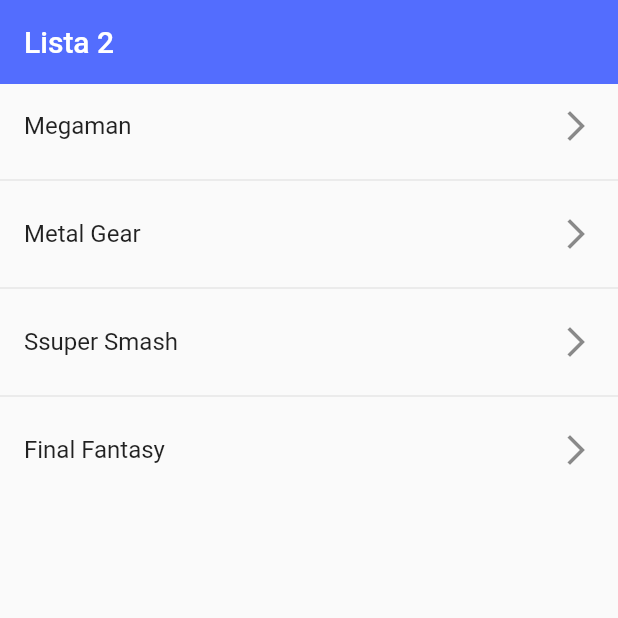
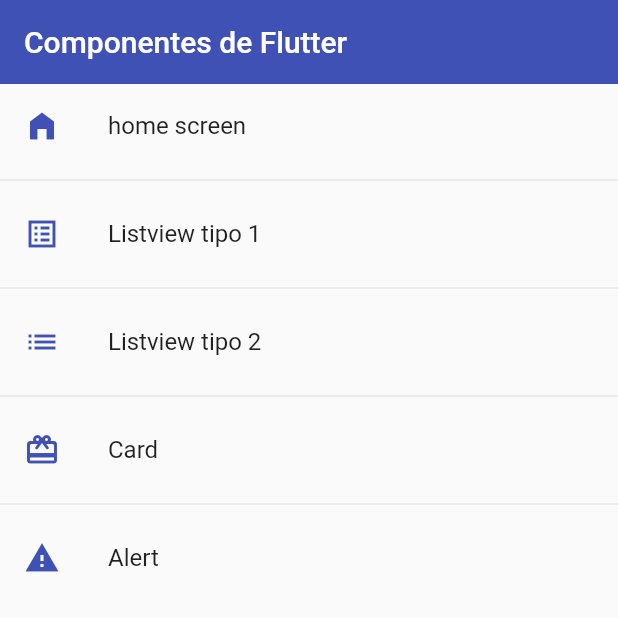
Before and after one commit to Jess2693/fl_components, a Flutter app: the screen it shows after launch, on a phone screen of 412 x 824 dp, the top half of it. Run offline on Flutter 3.47's test engine with Material 2 defaults, Android fonts, the phone set to English and light mode, and no system bars.

Commit message:
Menu options add card in list

```diff
--- a/lib/main.dart
+++ b/lib/main.dart
@@ -1,4 +1,5 @@
-import 'package:fl_components/screens/listview2_screen.dart';
+import 'package:fl_components/router/app_routes.dart';
+import 'package:fl_components/theme/app_theme.dart';
 import 'package:flutter/material.dart';
 
 void main() => runApp(const MyApp());
@@ -8,9 +9,14 @@ class MyApp extends StatelessWidget {
 
   @override
   Widget build(BuildContext context) {
-    return const MaterialApp(
-        debugShowCheckedModeBanner: false,
-        title: 'Material App',
-        home: Listview2Screen());
+    return MaterialApp(
+      debugShowCheckedModeBanner: false,
+      title: 'Material App',
+      initialRoute: AppRoutes.initialRoute,
+      //home: const HomeScreen(),d
+      routes: AppRoutes.getAppRoutes(),
+      onGenerateRoute: AppRoutes.onGenerateRoute,
+      theme: AppTheme.lightTheme,
+    );
   }
 }
--- /dev/null
+++ b/lib/models/menu_option.dart
@@ -0,0 +1,14 @@
+import 'package:flutter/cupertino.dart';
+
+class MenuOption {
+  final String route;
+  final IconData icon;
+  final String name;
+  final Widget screen;
+
+  MenuOption(
+      {required this.route,
+      required this.icon,
+      required this.name,
+      required this.screen});
+}
--- /dev/null
+++ b/lib/models/models.dart
@@ -0,0 +1 @@
+export 'package:fl_components/models/menu_option.dart';
--- /dev/null
+++ b/lib/router/app_routes.dart
@@ -0,0 +1,60 @@
+import 'package:fl_components/models/models.dart';
+import 'package:flutter/material.dart';
+import 'package:fl_components/screens/screens.dart';
+
+class AppRoutes {
+  static const initialRoute = 'home';
+  static final menuOption = <MenuOption>[
+    MenuOption(
+      route: 'home',
+      name: 'home screen',
+      screen: const HomeScreen(),
+      icon: Icons.home_filled,
+    ),
+    MenuOption(
+      route: 'listview1',
+      name: 'Listview tipo 1',
+      screen: const Listview1Screen(),
+      icon: Icons.list_alt_sharp,
+    ),
+    MenuOption(
+      route: 'listview2',
+      name: 'Listview tipo 2',
+      screen: const Listview2Screen(),
+      icon: Icons.list,
+    ),
+    MenuOption(
+      route: 'card',
+      name: 'Card',
+      screen: const CardScreen(),
+      icon: Icons.card_giftcard_rounded,
+    ),
+    MenuOption(
+      route: 'alert',
+      name: 'Alert',
+      screen: const AlertScreen(),
+      icon: Icons.warning,
+    ),
+  ];
+
+  static Map<String, Widget Function(BuildContext)> getAppRoutes() {
+    Map<String, Widget Function(BuildContext)> appRoutes = {};
+    for (final element in menuOption) {
+      appRoutes.addAll({element.route: (context) => element.screen});
+    }
+    return appRoutes;
+  }
+
+  /*  static Map<String, Widget Function(BuildContext)> routes = {
+    'home': ((context) => const HomeScreen()),
+    'listview1': ((context) => const Listview1Screen()),
+    'listview2': ((context) => const Listview2Screen()),
+    'card': ((context) => const CardScreen()),
+    'alert': ((context) => const AlertScreen()),
+  };
+ */
+  // ignore: non_constant_identifier_names
+  static Route<dynamic> onGenerateRoute(RouteSettings settings) {
+    return MaterialPageRoute(builder: (context) => const AlertScreen());
+  }
+}
--- /dev/null
+++ b/lib/screens/home_screen.dart
@@ -0,0 +1,34 @@
+import 'package:fl_components/router/app_routes.dart';
+import 'package:fl_components/theme/app_theme.dart';
+import 'package:flutter/material.dart';
+
+class HomeScreen extends StatelessWidget {
+  const HomeScreen({Key? key}) : super(key: key);
+
+  @override
+  Widget build(BuildContext context) {
+    return Scaffold(
+        appBar: AppBar(
+          title: const Text('Componentes de Flutter'),
+        ),
+        body: ListView.separated(
+            itemBuilder: ((context, i) => ListTile(
+                  //title: const Text("Nombre de ruta"),
+                  title: Text(AppRoutes.menuOption[i].name),
+                  leading: Icon(
+                    AppRoutes.menuOption[i].icon,
+                    color: AppTheme.primary,
+                  ),
+                  onTap: () {
+                    Navigator.pushNamed(context, AppRoutes.menuOption[i].route);
+
+                    /* final route = MaterialPageRoute(
+                      builder: (context) => const Listview2Screen(),
+                    );
+                    Navigator.push(context, route); */
+                  },
+                )),
+            separatorBuilder: (_, __) => const Divider(),
+            itemCount: AppRoutes.menuOption.length));
+  }
+}
--- a/lib/screens/listview1_screen.dart
+++ b/lib/screens/listview1_screen.dart
@@ -1,3 +1,4 @@
+import 'package:fl_components/theme/app_theme.dart';
 import 'package:flutter/material.dart';
 
 class Listview1Screen extends StatelessWidget {
@@ -20,7 +21,10 @@ class Listview1Screen extends StatelessWidget {
             ...options
                 .map((e) => ListTile(
                       title: Text(e),
-                      trailing: const Icon(Icons.arrow_forward_ios_outlined),
+                      trailing: const Icon(
+                        Icons.arrow_forward_ios_outlined,
+                        color: AppTheme.primary,
+                      ),
                     ))
                 .toList()
             //ListTile(
--- a/lib/screens/listview2_screen.dart
+++ b/lib/screens/listview2_screen.dart
@@ -1,3 +1,4 @@
+import 'package:fl_components/theme/app_theme.dart';
 import 'package:flutter/material.dart';
 
 class Listview2Screen extends StatelessWidget {
@@ -14,18 +15,19 @@ class Listview2Screen extends StatelessWidget {
     return Scaffold(
         appBar: AppBar(
           title: const Text('Lista 2'),
-          elevation: 0,
-          backgroundColor: Colors.indigoAccent,
         ),
         body: ListView.separated(
             itemBuilder: (context, index) => ListTile(
                   title: Text(
                     options[index],
                   ),
-                  trailing: const Icon(Icons.arrow_forward_ios_outlined),
+                  trailing: const Icon(
+                    Icons.arrow_forward_ios_outlined,
+                    color: AppTheme.primary,
+                  ),
                   onTap: () {
                     final game = options[index];
-                    print(game);
+                    game.toString();
                   },
                 ),
             itemCount: options.length,
--- /dev/null
+++ b/lib/screens/screens.dart
@@ -0,0 +1,5 @@
+export 'package:fl_components/screens/alert_screen.dart';
+export 'package:fl_components/screens/card_screen.dart';
+export 'package:fl_components/screens/listview1_screen.dart';
+export 'package:fl_components/screens/listview2_screen.dart';
+export 'package:fl_components/screens/home_screen.dart';
--- /dev/null
+++ b/lib/theme/app_theme.dart
@@ -0,0 +1,13 @@
+import 'package:flutter/material.dart';
+
+class AppTheme {
+  static const Color primary = Colors.indigo;
+  static final ThemeData lightTheme = ThemeData.light().copyWith(
+      primaryColor: primary,
+      appBarTheme: const AppBarTheme(
+        backgroundColor: primary,
+        elevation: 0,
+      ),
+      textButtonTheme:
+          TextButtonThemeData(style: TextButton.styleFrom(primary: primary)));
+}
--- /dev/null
+++ b/lib/widgets/widgets.dart
@@ -0,0 +1,2 @@
+export '../widgets/custom_card_type_1.dart';
+export '../widgets/custom_card_type_2.dart';
--- a/pubspec.yaml
+++ b/pubspec.yaml
@@ -58,8 +58,8 @@ flutter:
   uses-material-design: true
 
   # To add assets to your application, add an assets section, like this:
-  # assets:
-  #   - images/a_dot_burr.jpeg
+  assets:
+    - assets/
   #   - images/a_dot_ham.jpeg
 
   # An image asset can refer to one or more resolution-specific "variants", see
```
Also changed, not shown: lib/screens/alert_screen.dart (added, +14 -0 lines), lib/screens/card_screen.dart (added, +30 -0 lines), lib/widgets/custom_card_type_1.dart (added, +41 -0 lines), lib/widgets/custom_card_type_2.dart (added, +36 -0 lines), assets/jar-loading.gif (added), pubspec.lock, 1 other file.
